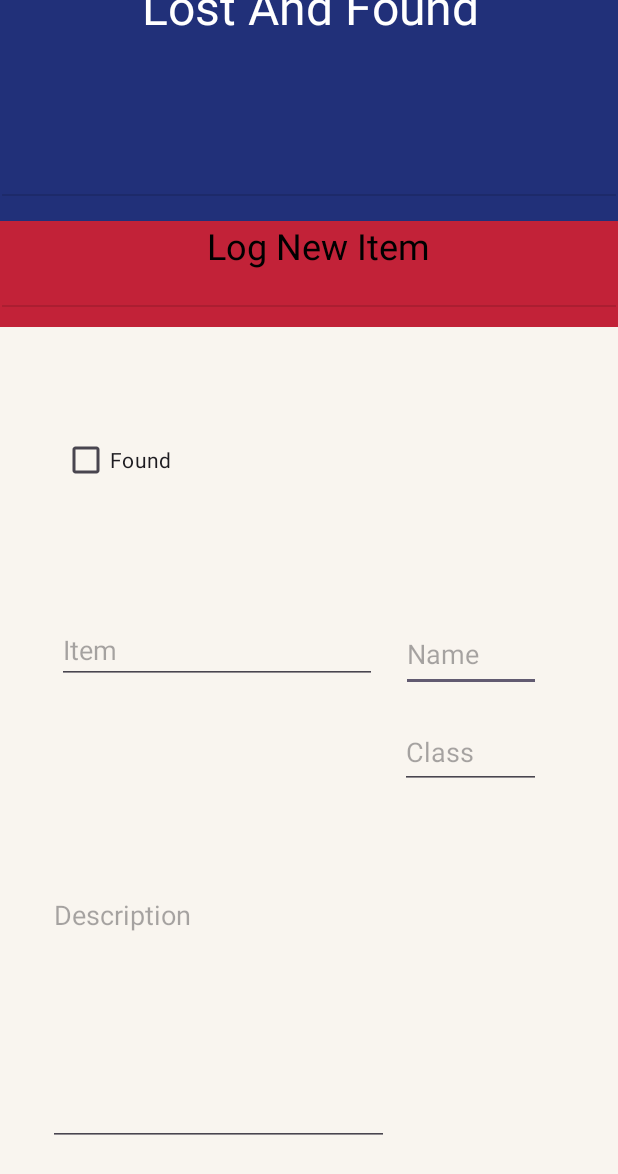
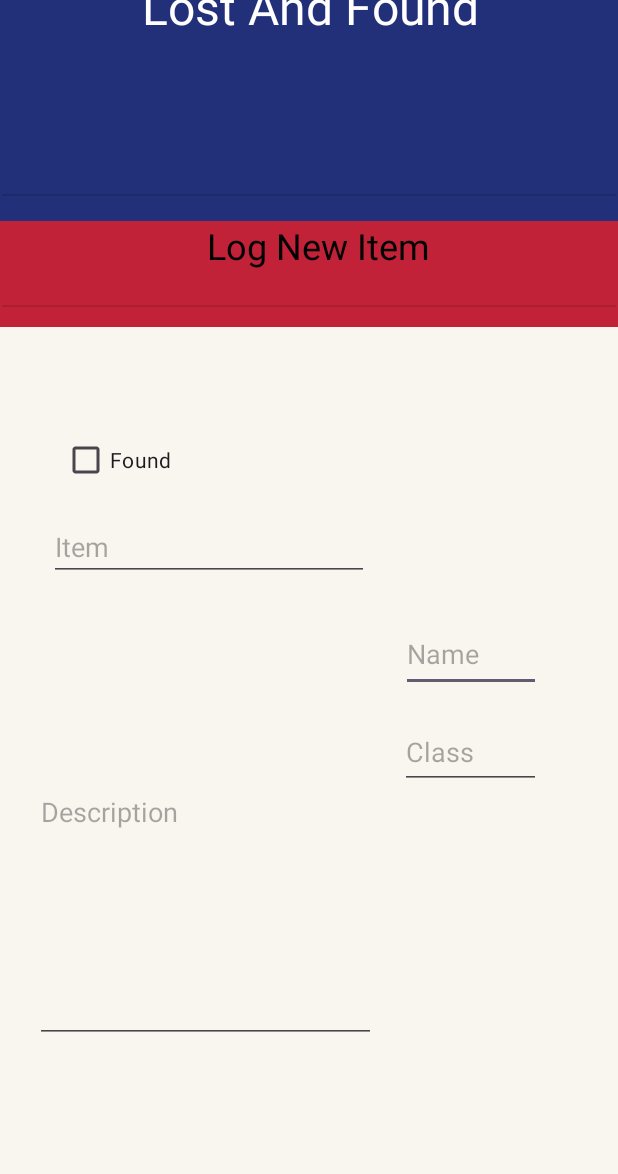
Before and after one commit to Chuck67Mango/Yr11ITProjectLostAndFound, an Android app: the screen it shows after launch (MainActivity), on a phone screen of 412 x 824 dp. Shown: the top 1174 px of the screen. Run offline under Robolectric (Android 15) with nearby library versions, the phone set to English and light mode, and no system bars.

Commit message:
working on design

```diff
--- a/app/src/main/res/layout/activity_main.xml
+++ b/app/src/main/res/layout/activity_main.xml
@@ -121,10 +121,10 @@
         android:inputType="text"
         app:layout_constraintBottom_toBottomOf="parent"
         app:layout_constraintEnd_toEndOf="parent"
-        app:layout_constraintHorizontal_bias="0.192"
+        app:layout_constraintHorizontal_bias="0.166"
         app:layout_constraintStart_toStartOf="parent"
         app:layout_constraintTop_toBottomOf="@+id/textView2"
-        app:layout_constraintVertical_bias="0.34" />
+        app:layout_constraintVertical_bias="0.218" />
 
     <EditText
         android:id="@+id/editTextText6"
@@ -136,7 +136,7 @@
         android:inputType="text"
         app:layout_constraintBottom_toBottomOf="@+id/textView3"
         app:layout_constraintEnd_toEndOf="parent"
-        app:layout_constraintHorizontal_bias="0.174"
+        app:layout_constraintHorizontal_bias="0.128"
         app:layout_constraintStart_toStartOf="parent"
         app:layout_constraintTop_toBottomOf="@+id/editTextText4"
         app:layout_constraintVertical_bias="0.0" />
```
